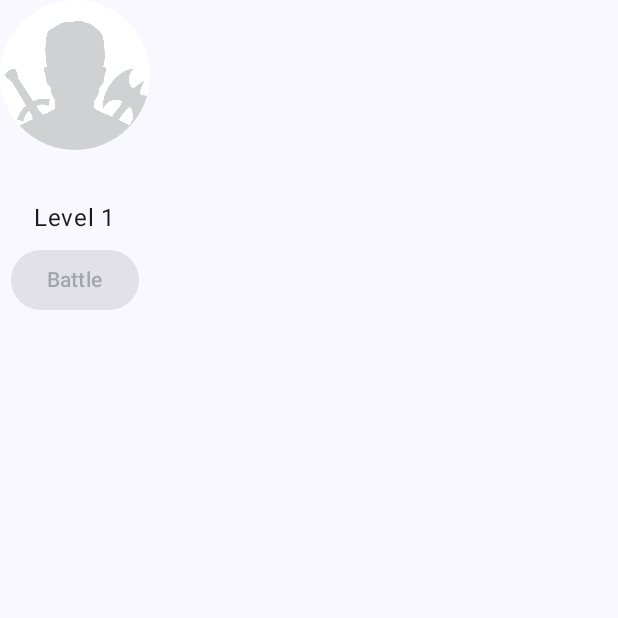
After one commit to btobto/fortress-conquest, an Android app built with Jetpack Compose: the composable FortressDialogContent shown on its own in the app's theme, on a phone screen of 412 x 824 dp, the top half of it. The commit adds this screen. Run offline under Robolectric (Android 15) with nearby library versions, the phone set to English and light mode, and no system bars; network calls fail; 2 statements that could not run were skipped.

Commit message:
battle simulation

```diff
--- a/app/src/main/java/com/example/fortressconquest/common/Constants.kt
+++ b/app/src/main/java/com/example/fortressconquest/common/Constants.kt
@@ -8,6 +8,8 @@ object Constants {
     const val FORTRESSES_COLLECTION = "fortresses"
 
     const val USER_CHARACTER_FIELD = "character"
+    const val USER_XP_FIELD = "xp"
+    const val USER_LEVEL_FIELD = "level"
 
     const val USERS_STORAGE = "users"
 
--- a/app/src/main/java/com/example/fortressconquest/di/AppModule.kt
+++ b/app/src/main/java/com/example/fortressconquest/di/AppModule.kt
@@ -76,7 +76,7 @@ object AppModule {
     fun provideUsersPagingQuery(
         @UsersCollectionReference usersRef: CollectionReference
     ): Query =
-        usersRef.orderBy("xp")
+        usersRef.orderBy(Constants.USER_XP_FIELD, Query.Direction.DESCENDING)
 
     @Provides
     fun provideUsersPagingSource(
--- /dev/null
+++ b/app/src/main/java/com/example/fortressconquest/domain/model/BattleResult.kt
@@ -0,0 +1,6 @@
+package com.example.fortressconquest.domain.model
+
+data class BattleResult(
+    val winner: User,
+    val xpGained: Int,
+)
--- a/app/src/main/java/com/example/fortressconquest/domain/repository/UsersRepository.kt
+++ b/app/src/main/java/com/example/fortressconquest/domain/repository/UsersRepository.kt
@@ -15,4 +15,6 @@ interface UsersRepository {
     fun getUsersPaged(): Flow<PagingData<User>>
 
     suspend fun setUserCharacterClass(user: User, character: CharacterClass)
+
+    suspend fun addXp(user: User, xp: Int)
 }
--- /dev/null
+++ b/app/src/main/java/com/example/fortressconquest/ui/components/UserProfilePicture.kt
@@ -0,0 +1,37 @@
+package com.example.fortressconquest.ui.components
+
+import androidx.annotation.DrawableRes
+import androidx.compose.foundation.layout.size
+import androidx.compose.foundation.shape.CircleShape
+import androidx.compose.runtime.Composable
+import androidx.compose.ui.Modifier
+import androidx.compose.ui.draw.clip
+import androidx.compose.ui.graphics.Shape
+import androidx.compose.ui.layout.ContentScale
+import androidx.compose.ui.res.painterResource
+import androidx.compose.ui.res.stringResource
+import androidx.compose.ui.unit.Dp
+import androidx.compose.ui.unit.dp
+import coil.compose.AsyncImage
+import com.example.fortressconquest.R
+
+@Composable
+fun UserProfilePicture(
+    model: Any?,
+    @DrawableRes placeholderId: Int = R.drawable.pfp_placeholder,
+    size: Dp = 50.dp,
+    shape: Shape = CircleShape,
+) {
+    val placeholderImage = painterResource(id = placeholderId)
+
+    AsyncImage(
+        model = model,
+        contentDescription = stringResource(id = R.string.profile_picture),
+        placeholder = placeholderImage,
+        error = placeholderImage,
+        contentScale = ContentScale.Crop,
+        modifier = Modifier
+            .size(size)
+            .clip(shape)
+    )
+}
--- /dev/null
+++ b/app/src/main/java/com/example/fortressconquest/ui/screens/fortress/components/FortressDialogContent.kt
@@ -0,0 +1,57 @@
+package com.example.fortressconquest.ui.screens.fortress.components
+
+import androidx.compose.foundation.layout.Arrangement
+import androidx.compose.foundation.layout.Column
+import androidx.compose.material3.Button
+import androidx.compose.material3.MaterialTheme
+import androidx.compose.material3.Text
+import androidx.compose.runtime.Composable
+import androidx.compose.ui.Alignment
+import androidx.compose.ui.res.dimensionResource
+import androidx.compose.ui.res.stringResource
+import androidx.compose.ui.unit.dp
+import com.example.fortressconquest.R
+import com.example.fortressconquest.domain.model.Fortress
+import com.example.fortressconquest.domain.model.User
+import com.example.fortressconquest.ui.components.UserProfilePicture
+
+@Composable
+fun FortressDialogContent(
+    fortress: Fortress,
+    owner: User,
+    onBattle: () -> Unit,
+    battleAllowed: Boolean
+) {
+    Column(
+        horizontalAlignment = Alignment.CenterHorizontally,
+        verticalArrangement = Arrangement.spacedBy(
+            dimensionResource(id = R.dimen.padding_small),
+            Alignment.CenterVertically
+        )
+    ) {
+        UserProfilePicture(
+            model = owner.photoUri,
+            size = 100.dp
+        )
+
+        Column(
+            horizontalAlignment = Alignment.CenterHorizontally,
+        ) {
+            Text(
+                text = "${owner.firstName} ${owner.lastName}",
+                style = MaterialTheme.typography.titleLarge
+            )
+            Text(
+                text = stringResource(R.string.level_number, owner.level),
+                style = MaterialTheme.typography.bodyLarge
+            )
+        }
+
+        Button(
+            onClick = onBattle,
+            enabled = battleAllowed
+        ) {
+            Text(text = stringResource(R.string.battle))
+        }
+    }
+}
--- a/app/src/main/java/com/example/fortressconquest/ui/screens/profile/ProfileViewModel.kt
+++ b/app/src/main/java/com/example/fortressconquest/ui/screens/profile/ProfileViewModel.kt
@@ -10,7 +10,4 @@ class ProfileViewModel @Inject constructor(
     private val authRepository: AuthRepository
 ): ViewModel() {
 
-    fun logout() {
-        authRepository.logout()
-    }
 }
--- a/app/src/main/res/values/strings.xml
+++ b/app/src/main/res/values/strings.xml
@@ -88,4 +88,9 @@
     <string name="battle">Battle</string>
 
     <string name="xp_number">%1$d XP</string>
+    <string name="battle_in_progress">Battle in progress…</string>
+    <string name="battle_won_title">Battle won!</string>
+    <string name="battle_won_text">Earned %1$d XP!</string>
+    <string name="battle_lost_title">You lost!</string>
+    <string name="battle_lost_text">Try again next time.</string>
 </resources>
```
Also changed, not shown: app/src/main/java/com/example/fortressconquest/data/repository/FirestoreUsersRepository.kt (+10 -0 lines), app/src/main/java/com/example/fortressconquest/domain/usecase/SimulateBattleUseCase.kt (+77 -2 lines), app/src/main/java/com/example/fortressconquest/ui/screens/fortress/FortressDialog.kt (+51 -41 lines), app/src/main/java/com/example/fortressconquest/ui/screens/fortress/FortressViewModel.kt (+30 -3 lines), app/src/main/java/com/example/fortressconquest/ui/screens/leaderboard/LeaderboardDialog.kt (+3 -18 lines), app/src/main/java/com/example/fortressconquest/ui/screens/profile/ProfileDialog.kt (added, +13 -0 lines), app/src/main/java/com/example/fortressconquest/ui/screens/profile/ProfileScreen.kt (deleted, +0 -27 lines), app/src/main/java/com/example/fortressconquest/ui/screens/register/components/ImageSelectDialog.kt (+3 -18 lines).
